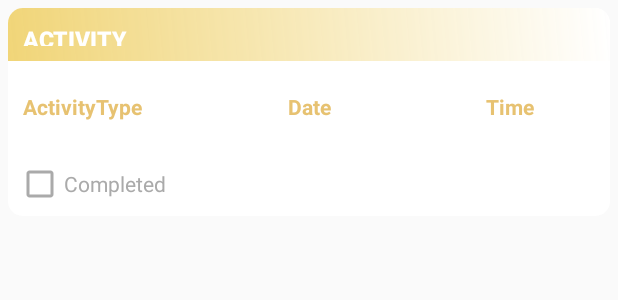
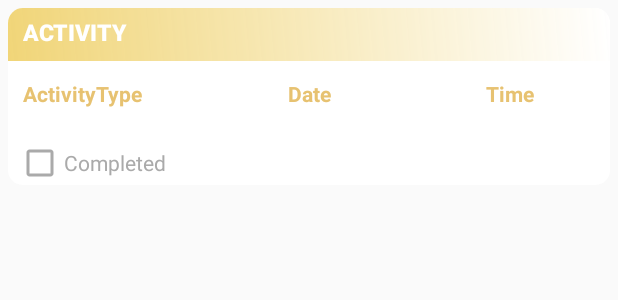
Before and after one commit to EdisaM/Projekti_Schedules, an Android app: the layout addactivity_view_row.xml on its own in the app's theme, with its tools: preview values and no code run, on a phone screen of 412 x 824 dp. Shown: the top 300 px of the screen. Run offline under Robolectric (Android 15) with nearby library versions, the phone set to English and light mode, and no system bars.

Commit message:
Merge branch 'master' of https://github.com/EdisaM/Projekti_Schedules
# Conflicts:
#	app/src/main/java/com/example/twin/projekti_schedules/AddActivity.java
#	app/src/main/java/com/example/twin/projekti_schedules/FaqjaKryesore.java
#	app/src/main/java/com/example/twin/projekti_schedules/ViewActivity.java
#	app/src/main/res/layout/addactivity_view.xml
#	app/src/main/res/values/strings.xml

```diff
--- a/app/src/main/java/com/example/twin/projekti_schedules/ViewActivity.java
+++ b/app/src/main/java/com/example/twin/projekti_schedules/ViewActivity.java
@@ -49,7 +49,7 @@
     protected void onCreate(@Nullable Bundle savedInstanceState) {
         super.onCreate(savedInstanceState);
         setContentView(R.layout.activity_view);
-        Toolbar toolbar = (Toolbar) findViewById(R.id.toolbar1);
+        Toolbar toolbar = (Toolbar) findViewById(R.id.toolbar);
 
         //placing toolbar in place of actionbar
         setSupportActionBar(toolbar);
--- a/app/src/main/res/layout/addactivity_view_row.xml
+++ b/app/src/main/res/layout/addactivity_view_row.xml
@@ -1,15 +1,14 @@
 <?xml version="1.0" encoding="utf-8"?>
 <android.support.v7.widget.CardView xmlns:android="http://schemas.android.com/apk/res/android"
     xmlns:card_view="http://schemas.android.com/apk/res-auto"
+    xmlns:tools="http://schemas.android.com/tools"
+    android:id="@+id/cardV"
     android:layout_width="match_parent"
     android:layout_height="wrap_content"
-    xmlns:tools="http://schemas.android.com/tools"
     android:layout_marginLeft="5dp"
     android:layout_marginRight="5dp"
     android:layout_marginTop="5dp"
-    card_view:cardBackgroundColor="@color/cardview_light_background"
     card_view:cardCornerRadius="10dp">
-
 
 
     <LinearLayout
@@ -19,6 +18,7 @@
 
 
         <LinearLayout
+            android:id="@+id/l1"
             android:layout_width="match_parent"
             android:layout_height="35dp"
             android:background="@drawable/gradient_bg"
@@ -30,8 +30,8 @@
             <android.support.v7.widget.AppCompatTextView
                 android:id="@+id/textViewActivity"
                 android:layout_width="wrap_content"
-                android:layout_height="30dp"
-                android:layout_marginTop="10dp"
+                android:layout_height="20dp"
+                android:layout_marginTop="5dp"
                 android:layout_weight="1"
                 android:paddingLeft="10dp"
                 android:text="Activity"
@@ -43,49 +43,50 @@
         </LinearLayout>
 
         <LinearLayout
+            android:id="@+id/l2"
             android:layout_width="match_parent"
-            android:layout_height="wrap_content"
-            android:layout_marginTop="5dp"
+            android:layout_height="45dp"
+            android:layout_marginTop="2dp"
             android:orientation="horizontal"
-            android:background="@android:color/white"
             android:paddingBottom="15dp"
-            android:paddingTop="15dp">
+            android:paddingTop="10dp">
 
             <android.support.v7.widget.AppCompatTextView
                 android:id="@+id/textViewType"
                 android:layout_width="match_parent"
-                android:layout_height="wrap_content"
+                android:layout_height="20dp"
                 android:layout_weight="1"
                 android:paddingLeft="10dp"
                 android:text="ActivityType"
                 android:textColor="@color/colorPrimary"
-                android:textStyle="bold"/>
+                android:textStyle="bold" />
 
             <android.support.v7.widget.AppCompatTextView
                 android:id="@+id/textViewDate"
                 android:layout_width="match_parent"
-                android:layout_height="wrap_content"
+                android:layout_height="20dp"
                 android:layout_weight="1"
                 android:text="Date"
                 android:textAlignment="center"
                 android:textColor="@color/colorPrimary"
-                android:textStyle="bold"/>
+                android:textStyle="bold" />
 
             <android.support.v7.widget.AppCompatTextView
                 android:id="@+id/textViewTime"
                 android:layout_width="match_parent"
-                android:layout_height="wrap_content"
+                android:layout_height="20dp"
                 android:layout_weight="1"
                 android:text="Time"
                 android:textAlignment="center"
-                android:textStyle="bold"
-                android:textColor="@color/colorPrimary" />
+                android:textColor="@color/colorPrimary"
+                android:textStyle="bold" />
 
         </LinearLayout>
 
         <LinearLayout
+            android:id="@+id/l3"
             android:layout_width="match_parent"
-            android:layout_height="wrap_content"
+            android:layout_height="30dp"
             android:layout_marginTop="5dp"
             android:background="@android:color/white"
             android:orientation="horizontal">
```
Also changed, not shown: app/src/main/java/com/example/twin/projekti_schedules/ActivitiesRecyclerAdapter.java (+4 -4 lines), app/src/main/java/com/example/twin/projekti_schedules/SqliteHelper.java (+8 -0 lines), app/src/main/res/layout/menudesign.xml (+66 -59 lines).
